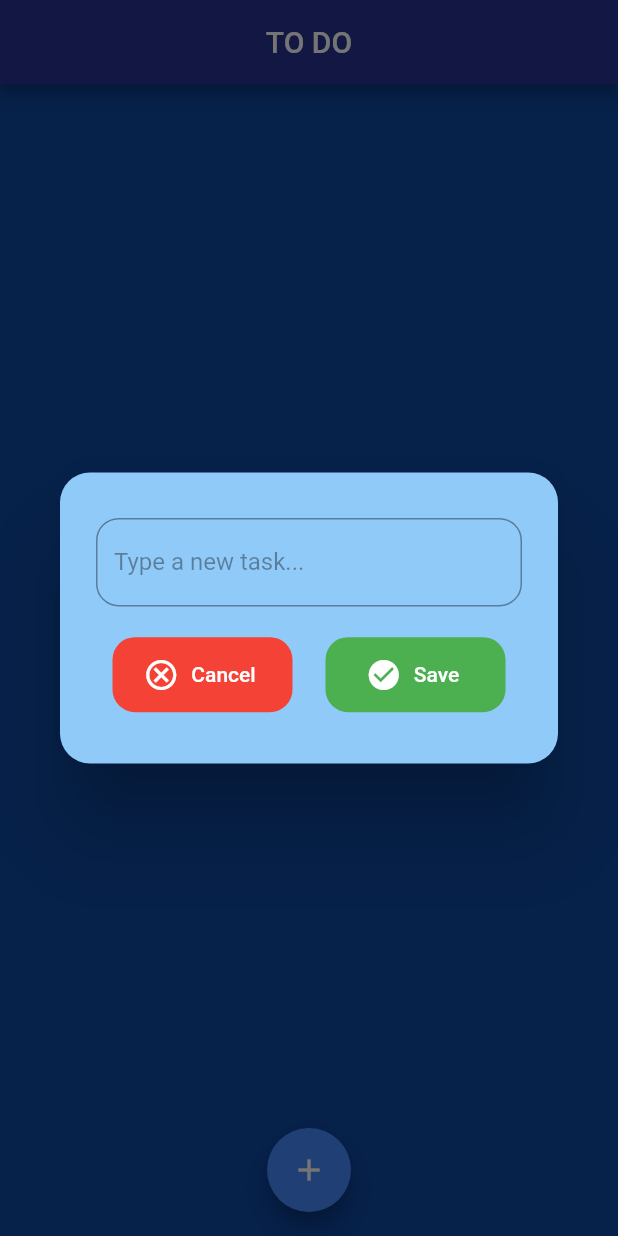
After one commit to kycinski/todo-flutter, a Flutter app: the screen it shows after launch, after a tap on the "add" icon, on a phone screen of 412 x 824 dp. The commit adds this screen. Run offline on Flutter 3.47's test engine with Material 2 defaults, Android fonts, the phone set to English and light mode, and no system bars; our stand-ins replace flutter_slidable.

Commit message:
Add app logic, task dialog. Ready to use
App ready to use without saving mode. Added logic to all buttons. Added createDialog. Improved UI.

```diff
--- a/lib/home_page.dart
+++ b/lib/home_page.dart
@@ -1,5 +1,6 @@
 import 'package:flutter/material.dart';
 
+import 'package:todo_app/task_dialog.dart';
 import 'package:todo_app/todo_tile.dart';
 
 class HomePage extends StatefulWidget {
@@ -10,6 +11,48 @@ class HomePage extends StatefulWidget {
 }
 
 class _HomePageState extends State<HomePage> {
+  List toDoList = [];
+
+  final _taskTextController = TextEditingController();
+
+  void checkBoxChanged(value, index) {
+    setState(() {
+      toDoList[index][1] = !toDoList[index][1];
+    });
+  }
+
+  void deleteTask(index) {
+    setState(() {
+      toDoList.removeAt(index);
+    });
+  }
+
+  void cancelTask() {
+    Navigator.of(context).pop();
+    _taskTextController.clear();
+  }
+
+  void saveTask() {
+    setState(() {
+      toDoList.add([_taskTextController.text, false]);
+    });
+    Navigator.of(context).pop();
+    _taskTextController.clear();
+  }
+
+  void createNewTask() {
+    showDialog(
+      context: context,
+      builder: (BuildContext context) {
+        return TaskDialog(
+          controller: _taskTextController,
+          cancelTask: cancelTask,
+          saveTask: saveTask,
+        );
+      },
+    );
+  }
+
   @override
   Widget build(BuildContext context) {
     return Scaffold(
@@ -19,27 +62,30 @@ class _HomePageState extends State<HomePage> {
         centerTitle: true,
         backgroundColor: Colors.indigo[800],
       ),
-      body: ListView(
-        padding: const EdgeInsets.all(20),
-        children: [
-          ToDoTile(
-            isTaskDone: false,
-            taskTitle: "Test task 1",
-            onChecked: null,
-            deleteTask: null,
-          ),
-          ToDoTile(
-            isTaskDone: true,
-            taskTitle: "Test task 2",
-            onChecked: null,
-            deleteTask: null,
-          ),
-        ],
-      ),
-      floatingActionButton: const FloatingActionButton(
+      body: toDoList.isEmpty
+          ? const Center(
+              heightFactor: 25,
+              child: Text(
+                'Nothing TO DO, add some tasks',
+                style: TextStyle(color: Colors.white54, fontSize: 20),
+              ),
+            )
+          : ListView.builder(
+              padding: const EdgeInsets.all(20),
+              itemCount: toDoList.length,
+              itemBuilder: (context, index) {
+                return ToDoTile(
+                  taskTitle: toDoList[index][0],
+                  isTaskDone: toDoList[index][1],
+                  onChecked: (value) => checkBoxChanged(value, index),
+                  deleteTask: (context) => deleteTask(index),
+                );
+              },
+            ),
+      floatingActionButton: FloatingActionButton(
         backgroundColor: Colors.blueAccent,
-        onPressed: null,
-        child: Icon(Icons.add),
+        onPressed: createNewTask,
+        child: const Icon(Icons.add),
       ),
       floatingActionButtonLocation: FloatingActionButtonLocation.centerFloat,
     );
--- a/lib/main.dart
+++ b/lib/main.dart
@@ -13,6 +13,7 @@ class MyApp extends StatelessWidget {
   @override
   Widget build(BuildContext context) {
     return MaterialApp(
+      debugShowCheckedModeBanner: false,
       title: 'TO DO',
       theme: ThemeData(
         primarySwatch: Colors.indigo,
--- /dev/null
+++ b/lib/task_dialog.dart
@@ -0,0 +1,94 @@
+import 'package:flutter/material.dart';
+
+class TaskDialog extends StatelessWidget {
+  final TextEditingController controller;
+  final VoidCallback cancelTask;
+  final VoidCallback saveTask;
+
+  const TaskDialog({
+    super.key,
+    required this.controller,
+    required this.cancelTask,
+    required this.saveTask,
+  });
+
+  @override
+  Widget build(BuildContext context) {
+    return AlertDialog(
+      shape: RoundedRectangleBorder(
+        borderRadius: BorderRadius.circular(20),
+      ),
+      backgroundColor: Colors.blue[200],
+      content: SizedBox(
+        height: 150,
+        width: double.maxFinite,
+        child: Column(
+          mainAxisAlignment: MainAxisAlignment.spaceAround,
+          children: [
+            TextField(
+              controller: controller,
+              decoration: InputDecoration(
+                hintText: 'Type a new task...',
+                hintStyle: const TextStyle(
+                  color: Colors.black38,
+                ),
+                border: OutlineInputBorder(
+                  borderRadius: BorderRadius.circular(15),
+                ),
+              ),
+            ),
+            Row(
+              mainAxisAlignment: MainAxisAlignment.spaceAround,
+              children: [
+                TaskDialogButton(
+                  text: 'Cancel',
+                  icon: Icons.cancel_outlined,
+                  color: Colors.red,
+                  onPressed: cancelTask,
+                ),
+                TaskDialogButton(
+                  text: 'Save',
+                  icon: Icons.check_circle,
+                  color: Colors.green,
+                  onPressed: saveTask,
+                ),
+              ],
+            )
+          ],
+        ),
+      ),
+    );
+  }
+}
+
+class TaskDialogButton extends StatelessWidget {
+  final String text;
+  final IconData icon;
+  final Color color;
+  final void Function()? onPressed;
+
+  const TaskDialogButton({
+    super.key,
+    required this.text,
+    required this.icon,
+    required this.color,
+    required this.onPressed,
+  });
+
+  @override
+  Widget build(BuildContext context) {
+    return ElevatedButton.icon(
+      onPressed: onPressed,
+      icon: Icon(icon),
+      label: Text(text),
+      style: ElevatedButton.styleFrom(
+        shape: RoundedRectangleBorder(
+          borderRadius: BorderRadius.circular(15),
+        ),
+        fixedSize: const Size(120, 50),
+        elevation: 0,
+        backgroundColor: color,
+      ),
+    );
+  }
+}
```
Also changed, not shown: lib/todo_tile.dart (+4 -4 lines).
